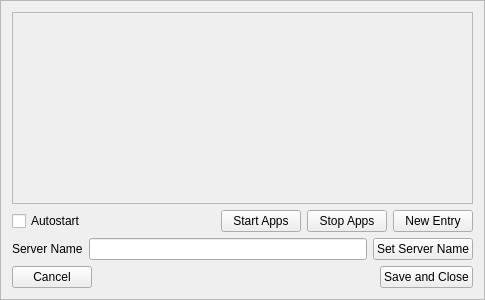
The window that mqt/MqtBase/tconfigframe.ui (Rsclub22/Minos2-Mirror) describes before a commit, drawn with Qt 5.
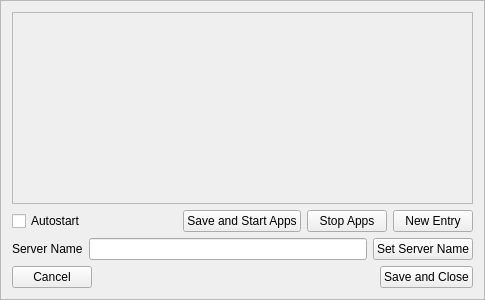
The same window after the commit.

What changed in the file:
```diff
--- a/mqt/MqtBase/tconfigframe.ui
+++ b/mqt/MqtBase/tconfigframe.ui
@@ -62,7 +62,7 @@
      <item>
       <widget class="QPushButton" name="StartButton">
        <property name="text">
-        <string>Start Apps</string>
+        <string>Save and Start Apps</string>
        </property>
       </widget>
      </item>
```
